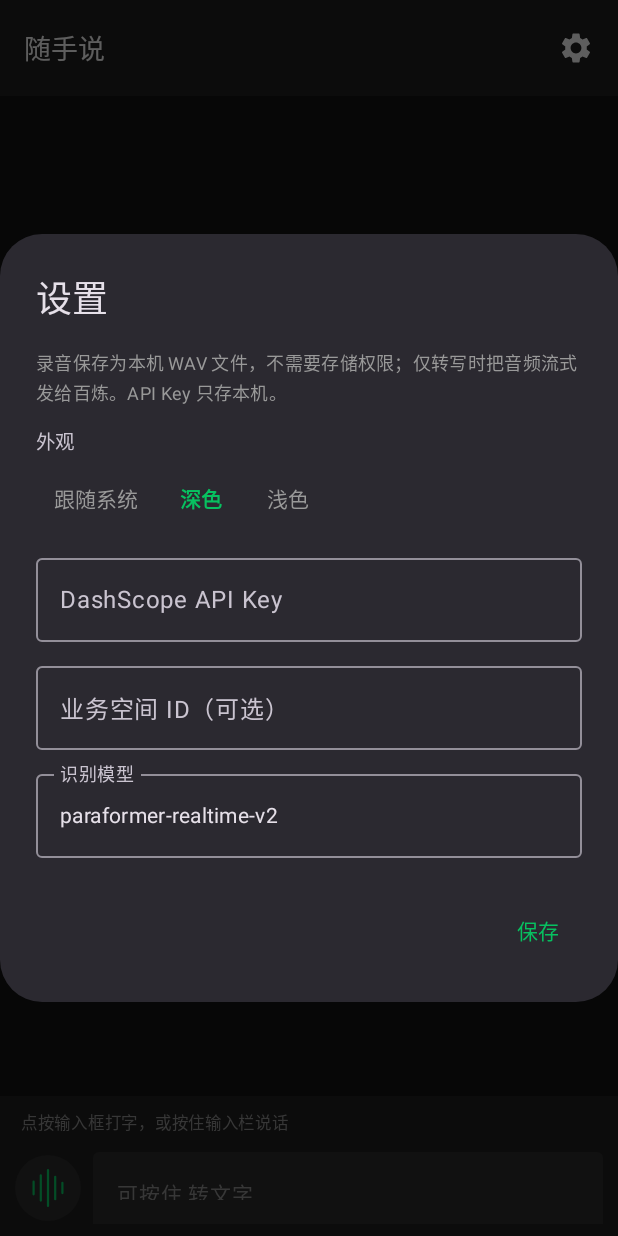
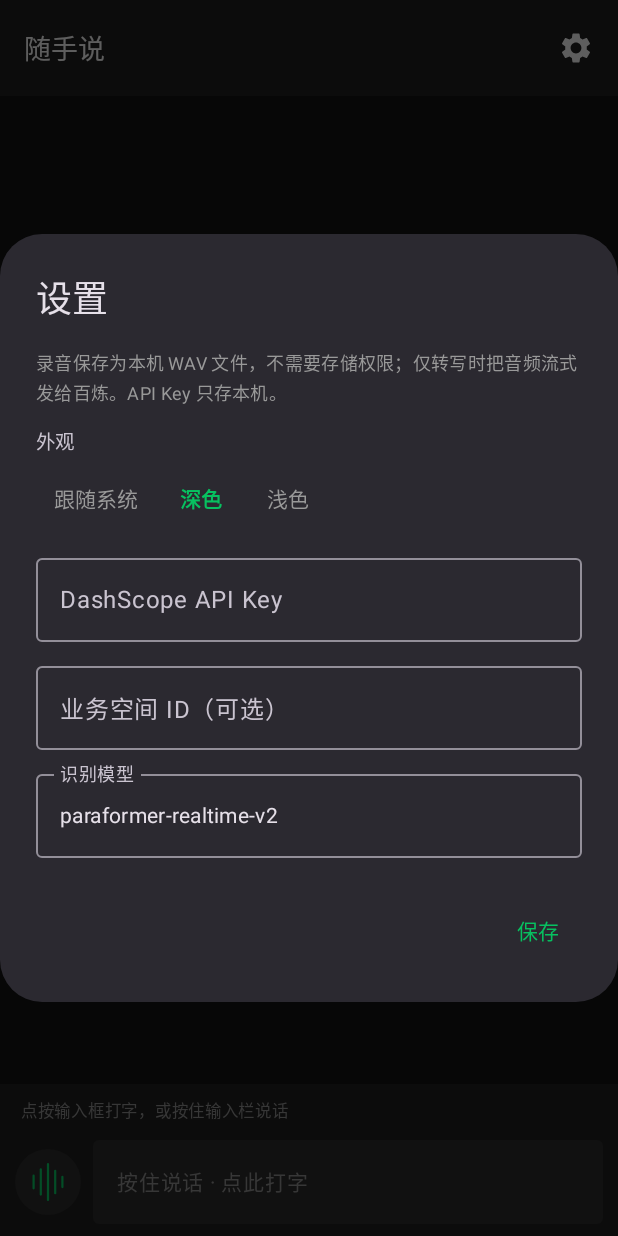
Before and after one commit to Mackxin/voice-notes-android, an Android app built with Jetpack Compose: the screen it shows after launch (MainActivity), on a phone screen of 412 x 824 dp. Run offline under Robolectric (Android 15) with nearby library versions, the phone set to English and light mode, and no system bars.

Commit message:
修复长按照着输入框误弹键盘、占位文字截断：默认语音模式用纯文本占位，短按才切换真实输入框

```diff
--- a/app/src/main/java/com/liweiwen/voicenotes/ui/NoteScreen.kt
+++ b/app/src/main/java/com/liweiwen/voicenotes/ui/NoteScreen.kt
@@ -59,6 +59,8 @@ import androidx.compose.runtime.setValue
 import androidx.compose.ui.Alignment
 import androidx.compose.ui.Modifier
 import androidx.compose.ui.draw.clip
+import androidx.compose.ui.focus.FocusRequester
+import androidx.compose.ui.focus.focusRequester
 import androidx.compose.ui.graphics.Color
 import androidx.compose.ui.input.pointer.PointerEventPass
 import androidx.compose.ui.input.pointer.pointerInput
@@ -66,6 +68,7 @@ import androidx.compose.ui.platform.LocalClipboardManager
 import androidx.compose.ui.platform.LocalContext
 import androidx.compose.ui.platform.LocalDensity
 import androidx.compose.ui.platform.LocalFocusManager
+import androidx.compose.ui.platform.LocalSoftwareKeyboardController
 import androidx.compose.ui.text.AnnotatedString
 import androidx.compose.ui.text.font.FontWeight
 import androidx.compose.ui.unit.dp
@@ -138,6 +141,8 @@ private fun NoteScreenContent(
     val context = LocalContext.current
     val scope = rememberCoroutineScope()
     val focusManager = LocalFocusManager.current
+    val keyboardController = LocalSoftwareKeyboardController.current
+    val clipFocusRequester = remember { FocusRequester() }
     val clipboard = LocalClipboardManager.current
     val listState = rememberLazyListState()
     val density = LocalDensity.current
@@ -145,6 +150,9 @@ private fun NoteScreenContent(
 
     var notes by remember { mutableStateOf(noteStore.all()) }
     var draft by remember { mutableStateOf("") }
+    // 默认语音模式：输入栏是纯文本按钮，不含可聚焦的 EditText，长按绝不会弹键盘。
+    // 短按才切到打字模式，换成真正的 TextField 并聚焦。
+    var textMode by remember { mutableStateOf(false) }
     var status by remember { mutableStateOf("点按输入框打字，或按住输入栏说话") }
     var recording by remember { mutableStateOf(false) }
     var slideMode by remember { mutableStateOf(SlideMode.CENTER) }
@@ -179,6 +187,14 @@ private fun NoteScreenContent(
         status = if (granted) "已获得麦克风权限，按住输入栏说话" else "需要麦克风权限才能录音"
     }
 
+    // 切到打字模式时，等 TextField 组合完成后再聚焦并弹键盘
+    LaunchedEffect(textMode) {
+        if (textMode) {
+            clipFocusRequester.requestFocus()
+            keyboardController?.show()
+        }
+    }
+
     // 录音计时
     LaunchedEffect(recording) {
         if (!recording) return@LaunchedEffect
@@ -204,6 +220,9 @@ private fun NoteScreenContent(
         saveNote(draft, audio != null, audio?.first, audio?.second ?: 0L)
         draft = ""
         pendingAudio = null
+        textMode = false
+        focusManager.clearFocus()
+        keyboardController?.hide()
         status = "已记下"
     }
 
@@ -314,6 +333,7 @@ private fun NoteScreenContent(
 
         if (mode == SlideMode.EDIT) {
             draft = spoken
+            textMode = true
             wavFile?.let { pendingAudio = it.absolutePath to duration }
             status = if (result is AsrResult.Failure) {
                 "转写失败，语音已保留，可手动输入文字"
@@ -429,13 +449,25 @@ private fun NoteScreenContent(
                 Row(
                     modifier = Modifier
                         .fillMaxWidth()
-                        .padding(horizontal = 10.dp, vertical = 8.dp)
+                        .padding(horizontal = 10.dp, vertical = 8.dp),
+                    verticalAlignment = Alignment.CenterVertically,
+                ) {
+                    // 手势只覆盖「声波按钮 + 输入区」，发送按钮独立在外，避免被拦截
+                    Row(
+                        modifier = Modifier
+                            .weight(1f)
                             .then(
                                 recordGesture(
                                     thresholdPx = slideThresholdPx,
+                                    onTap = {
+                                        // 短按：切到打字模式，由 LaunchedEffect 聚焦并弹键盘
+                                        textMode = true
+                                    },
                                     onStart = {
-                                    // 同步收键盘，避免遮挡录音面板
+                                        // 长按：收起键盘、退出打字模式，再开始录音
+                                        textMode = false
                                         focusManager.clearFocus()
+                                        keyboardController?.hide()
                                         finishJob?.cancel()
                                         finishJob = scope.launch { startRecording() }
                                     },
@@ -456,13 +488,16 @@ private fun NoteScreenContent(
                             WaveGlyph(color = Accent, modifier = Modifier.size(24.dp))
                         }
                         Spacer(Modifier.width(8.dp))
+                        if (textMode) {
+                            // 打字模式：真正的 TextField，长按手势此时不会误触（键盘已在，长按用于录音）
                             TextField(
                                 value = draft,
                                 onValueChange = { draft = it },
                                 modifier = Modifier
                                     .weight(1f)
-                            .height(48.dp),
-                        placeholder = { Text("可按住 转文字", fontSize = 14.sp, color = subColor) },
+                                    .heightIn(min = 56.dp)
+                                    .focusRequester(clipFocusRequester),
+                                placeholder = { Text("输入文字…", fontSize = 14.sp, color = subColor, maxLines = 1) },
                                 singleLine = true,
                                 colors = TextFieldDefaults.colors(
                                     focusedContainerColor = inputBg,
@@ -475,7 +510,28 @@ private fun NoteScreenContent(
                                     unfocusedTextColor = textColor,
                                 ),
                             )
+                        } else {
+                            // 语音模式：纯文本占位，没有可聚焦的 EditText，长按绝不会弹键盘
+                            Box(
+                                modifier = Modifier
+                                    .weight(1f)
+                                    .heightIn(min = 56.dp)
+                                    .clip(RoundedCornerShape(4.dp))
+                                    .background(inputBg)
+                                    .padding(horizontal = 16.dp),
+                                contentAlignment = Alignment.CenterStart,
+                            ) {
+                                Text(
+                                    text = if (draft.isBlank()) "按住说话 · 点此打字" else draft,
+                                    fontSize = 14.sp,
+                                    color = if (draft.isBlank()) subColor else textColor,
+                                    maxLines = 1,
+                                )
+                            }
+                        }
+                    }
                     if (draft.isNotBlank() || pendingAudio != null) {
+                        Spacer(Modifier.width(6.dp))
                         IconButton(onClick = { sendDraft() }) {
                             Icon(Icons.Default.Send, contentDescription = "保存", tint = Accent)
                         }
@@ -586,16 +642,24 @@ private fun NoteScreenContent(
     }
 }
 
-/** 长按手势：按住 → 录音；左滑「取消」，右滑「编辑」；短按不处理，交给输入框。 */
+/**
+ * 长按手势：按住 → 录音；左滑「取消」，右滑「编辑」；短按 → 打字。
+ * 关键：在 Initial 阶段就消费 down 事件，让内部 TextField 收不到点击，
+ * 从而彻底杜绝「长按却弹出输入法」。短按抬起时再手动把焦点交给输入框。
+ */
+@OptIn(ExperimentalFoundationApi::class)
 @Composable
 private fun recordGesture(
     thresholdPx: Float,
+    onTap: () -> Unit,
     onStart: () -> Unit,
     onSlideModeChange: (SlideMode) -> Unit,
     onEnd: (SlideMode) -> Unit,
 ): Modifier = Modifier.pointerInput(thresholdPx) {
     awaitEachGesture {
-        val down = awaitFirstDown(requireUnconsumed = false)
+        // Initial pass 早于 TextField 的点击处理；consume 后输入框不会自行聚焦弹键盘
+        val down = awaitFirstDown(requireUnconsumed = false, pass = PointerEventPass.Initial)
+        down.consume()
         val downX = down.position.x
         val downY = down.position.y
         var longPressed = false
@@ -605,10 +669,10 @@ private fun recordGesture(
 
         while (true) {
             val event = if (longPressed) {
-                awaitPointerEvent(PointerEventPass.Main)
+                awaitPointerEvent(PointerEventPass.Initial)
             } else {
                 withTimeoutOrNull(LONG_PRESS_MS) {
-                    awaitPointerEvent(PointerEventPass.Main)
+                    awaitPointerEvent(PointerEventPass.Initial)
                 }
             }
             if (event == null) {
@@ -616,6 +680,8 @@ private fun recordGesture(
                 onStart()
                 continue
             }
+            // 消费后续事件，防止事件继续传给输入框造成滚动或聚焦
+            event.changes.forEach { if (it.id == down.id) it.consume() }
             val change = event.changes.firstOrNull { it.id == down.id }
             if (change == null || !change.pressed) break
 
@@ -639,7 +705,7 @@ private fun recordGesture(
                 }
             }
         }
-        if (longPressed) onEnd(mode)
+        if (longPressed) onEnd(mode) else onTap()
     }
 }
 
```
Also changed, not shown: 1 other file. Lines whose indentation alone changed are shown as unchanged.
